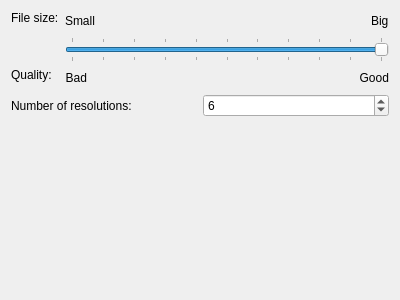
Old version of the form krita/plugins/formats/jp2/kis_wdg_options_jp2.ui in the repository KDE/krita.
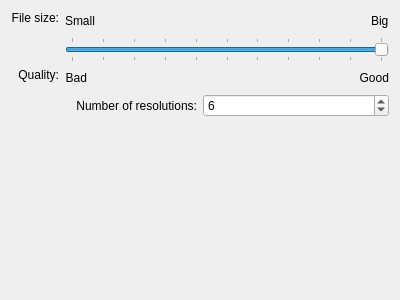
New version of the form.

Commit message:
Fix the alignment of labels in dialogs
Patch by Juan Palacios

```diff
--- a/krita/plugins/formats/jp2/kis_wdg_options_jp2.ui
+++ b/krita/plugins/formats/jp2/kis_wdg_options_jp2.ui
@@ -19,7 +19,7 @@
         <string>File size:</string>
        </property>
        <property name="alignment">
-        <set>Qt::AlignTop</set>
+        <set>Qt::AlignRight|Qt::AlignTop|Qt::AlignTrailing</set>
        </property>
        <property name="wordWrap">
         <bool>false</bool>
@@ -101,7 +101,7 @@
         <string>Quality:</string>
        </property>
        <property name="alignment">
-        <set>Qt::AlignTop</set>
+        <set>Qt::AlignRight|Qt::AlignTop|Qt::AlignTrailing</set>
        </property>
        <property name="wordWrap">
         <bool>false</bool>
@@ -158,6 +158,9 @@
      <property name="text">
       <string>Number of resolutions:</string>
      </property>
+     <property name="alignment">
+      <set>Qt::AlignRight|Qt::AlignTrailing|Qt::AlignVCenter</set>
+     </property>
     </widget>
    </item>
    <item row="1" column="1">
```
The commit also changes 71 other files.
